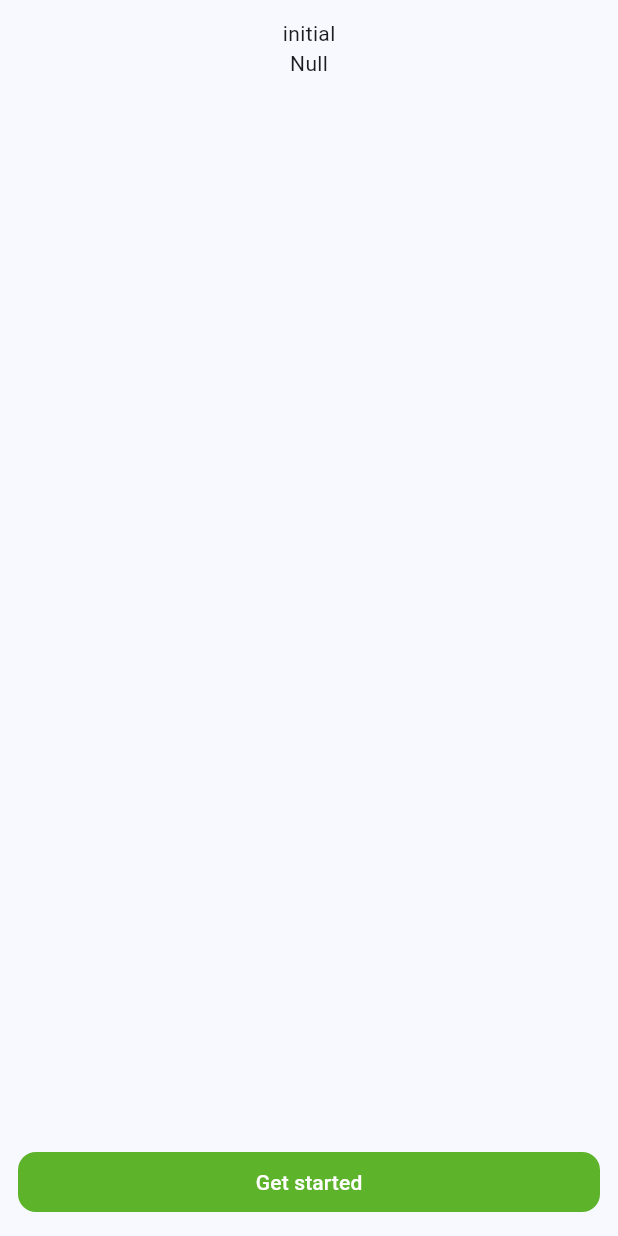
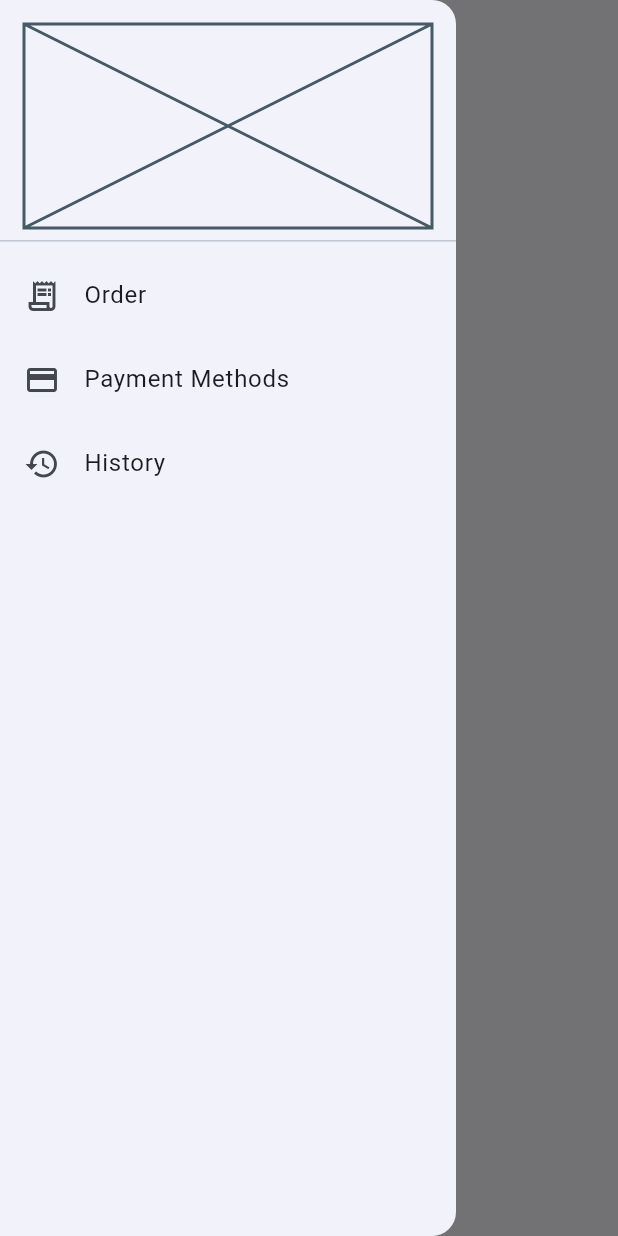
Before and after one commit to SujindaBC/ksfood, a Flutter app: the screen it shows after launch, with the side drawer open (before the commit the screen has no drawer), on a phone screen of 412 x 824 dp. Run offline on Flutter 3.47's test engine with Material 2 defaults, Android fonts, the light colour scheme and no system bars; our stand-ins replace bloc, equatable, firebase_auth, firebase_core, flutter_bloc; accounts and stored records are empty.

Commit message:
erase all the welcome screen

```diff
--- a/lib/main.dart
+++ b/lib/main.dart
@@ -7,7 +7,6 @@ import 'package:ksfood/repositories/auth_repository.dart';
 import 'package:ksfood/screens/auth/otp_screean.dart';
 import 'package:ksfood/screens/auth/phone_auth_screen.dart';
 import 'package:ksfood/screens/main/main_screen.dart';
-import 'package:ksfood/screens/welcome/welcome_screen.dart';
 import 'auth/auth_bloc/auth_bloc.dart';
 import 'firebase_options.dart';
 
@@ -57,14 +56,11 @@ class MyApp extends StatelessWidget {
             ),
             useMaterial3: true,
           ),
-          home: const WelcomeScreen(),
-          initialRoute: WelcomeScreen.routeName,
+          initialRoute: MainScreen.routeName,
           routes: {
             PhoneAuthScreen.routeName: (BuildContext context) =>
                 const PhoneAuthScreen(),
             OTPScreen.routeName: (BuildContext context) => const OTPScreen(),
-            WelcomeScreen.routeName: (BuildContext context) =>
-                const WelcomeScreen(),
             MainScreen.routeName: (BuildContext context) => const MainScreen(),
           },
         ),
--- a/lib/screens/main/main_screen.dart
+++ b/lib/screens/main/main_screen.dart
@@ -1,6 +1,7 @@
 import 'package:flutter/material.dart';
 import 'package:flutter_bloc/flutter_bloc.dart';
 import 'package:ksfood/loading/loading_screen.dart';
+import 'package:ksfood/screens/main/widgets/ks_drawer.dart';
 
 import '../../auth/auth_bloc/auth_bloc.dart';
 
@@ -13,6 +14,10 @@ class MainScreen extends StatelessWidget {
     LoadingScreen.instance().hide();
     return SafeArea(
       child: Scaffold(
+        appBar: AppBar(
+          actions: const [],
+        ),
+        drawer: const AppDrawer(),
         body: Center(
           child: Column(
             children: [
--- /dev/null
+++ b/lib/screens/main/widgets/ks_drawer.dart
@@ -0,0 +1,51 @@
+import 'package:flutter/material.dart';
+
+class AppDrawer extends StatelessWidget {
+  const AppDrawer({super.key});
+
+  @override
+  Widget build(BuildContext context) {
+    return Drawer(
+      child: Column(
+        children: [
+          const DrawerHeader(
+            child: Placeholder(),
+          ),
+          ListTile(
+            onTap: () {
+              Navigator.of(context).pop();
+            },
+            leading: const Icon(
+              Icons.receipt_long_outlined,
+            ),
+            title: const Text(
+              "Order",
+            ),
+          ),
+          ListTile(
+            onTap: () {
+              Navigator.of(context).pop();
+            },
+            leading: const Icon(
+              Icons.payment_outlined,
+            ),
+            title: const Text(
+              "Payment Methods",
+            ),
+          ),
+          ListTile(
+            onTap: () {
+              Navigator.of(context).pop();
+            },
+            leading: const Icon(
+              Icons.history_outlined,
+            ),
+            title: const Text(
+              "History",
+            ),
+          ),
+        ],
+      ),
+    );
+  }
+}
--- a/lib/screens/welcome/welcome_screen.dart
+++ /dev/null
@@ -1,84 +0,0 @@
-import 'package:flutter/material.dart';
-import 'package:flutter_bloc/flutter_bloc.dart';
-import 'package:ksfood/auth/auth_bloc/auth_bloc.dart';
-import 'package:ksfood/loading/loading_screen.dart';
-import 'package:ksfood/screens/auth/phone_auth_screen.dart';
-
-import '../../app_bloc/app_bloc.dart';
-
-class WelcomeScreen extends StatelessWidget {
-  static const routeName = '/welcome';
-  const WelcomeScreen({super.key});
-
-  @override
-  Widget build(BuildContext context) {
-    return WillPopScope(
-      onWillPop: () async => false,
-      child: BlocConsumer<AppBloc, AppState>(
-        listener: (BuildContext context, AppState state) {
-          if (state.appStatus == AppStatus.initial) {
-            LoadingScreen.instance().show(
-              context: context,
-              text: "Loading...",
-            );
-          } else {
-            LoadingScreen.instance().hide();
-          }
-        },
-        builder: (BuildContext context, AppState state) {
-          return SafeArea(
-            child: Scaffold(
-              body: Padding(
-                padding: const EdgeInsets.all(12.0),
-                child: Column(
-                  children: [
-                    Text(state.appStatus.name),
-                    BlocConsumer<AuthBloc, AuthState>(
-                      builder: (context, state) =>
-                          Text(state.user?.uid ?? "Null"),
-                      listener: (context, state) {},
-                    ),
-                    const Spacer(),
-                    FilledButton(
-                      style: ButtonStyle(
-                        shape:
-                            MaterialStateProperty.all<RoundedRectangleBorder>(
-                          RoundedRectangleBorder(
-                            borderRadius: BorderRadius.circular(12.0),
-                          ),
-                        ),
-                        backgroundColor: MaterialStateProperty.all<Color>(
-                          const Color(
-                            0xFF5DB329,
-                          ),
-                        ),
-                      ),
-                      onPressed: () {
-                        LoadingScreen.instance().show(
-                          context: context,
-                          text: "Loading...",
-                        );
-                        Navigator.pushNamed(context, PhoneAuthScreen.routeName);
-                      },
-                      child: SizedBox(
-                        width: double.infinity,
-                        child: Center(
-                          child: Text(
-                            'Get started',
-                            style: TextStyle(
-                              color: Theme.of(context).colorScheme.onPrimary,
-                            ),
-                          ),
-                        ),
-                      ),
-                    ),
-                  ],
-                ),
-              ),
-            ),
-          );
-        },
-      ),
-    );
-  }
-}
--- a/lib/widgets/request_otp_button.dart
+++ b/lib/widgets/request_otp_button.dart
@@ -1,5 +1,4 @@
 import 'package:flutter/material.dart';
-import 'package:ksfood/loading/loading_screen.dart';
 
 typedef RequestOTPTapped = void Function(
   String phoneNumber,
@@ -20,7 +19,6 @@ class RequestOTPButton extends StatelessWidget {
     return FilledButton(
       onPressed: () {
         FocusScope.of(context).unfocus();
-        LoadingScreen.instance().show(context: context, text: "Sending...");
         onRequestOTPTapped(
           phoneNumberController.text,
         );
```
Also changed, not shown: lib/repositories/auth_repository.dart (+0 -12 lines), lib/screens/auth/otp_screean.dart (+2 -38 lines).
